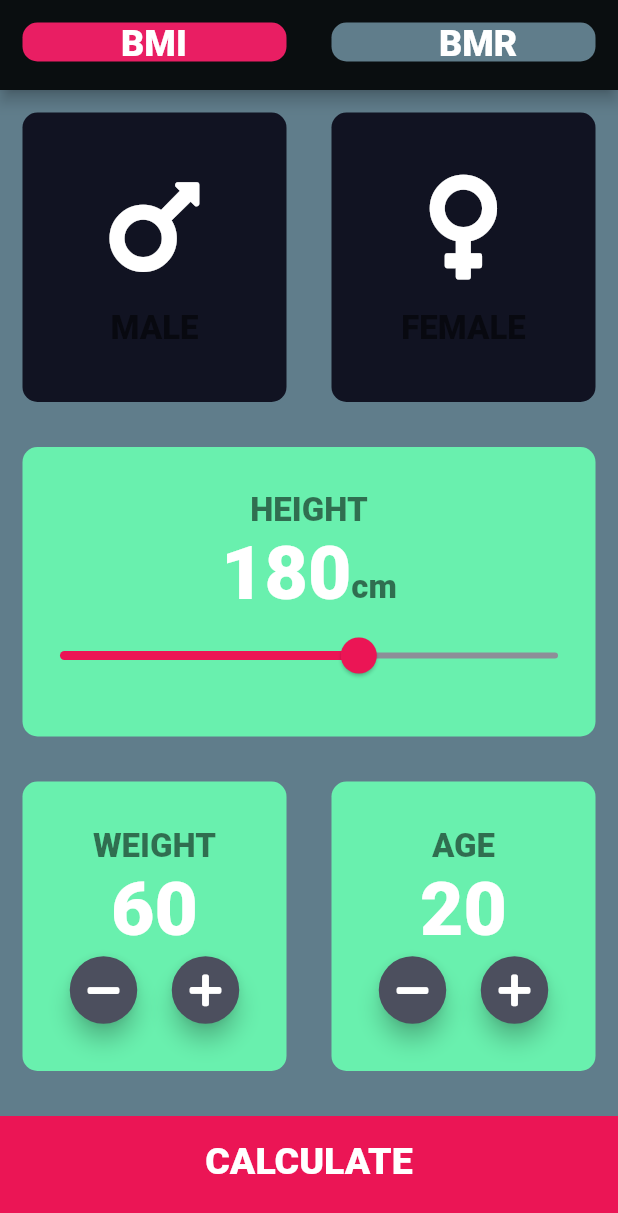
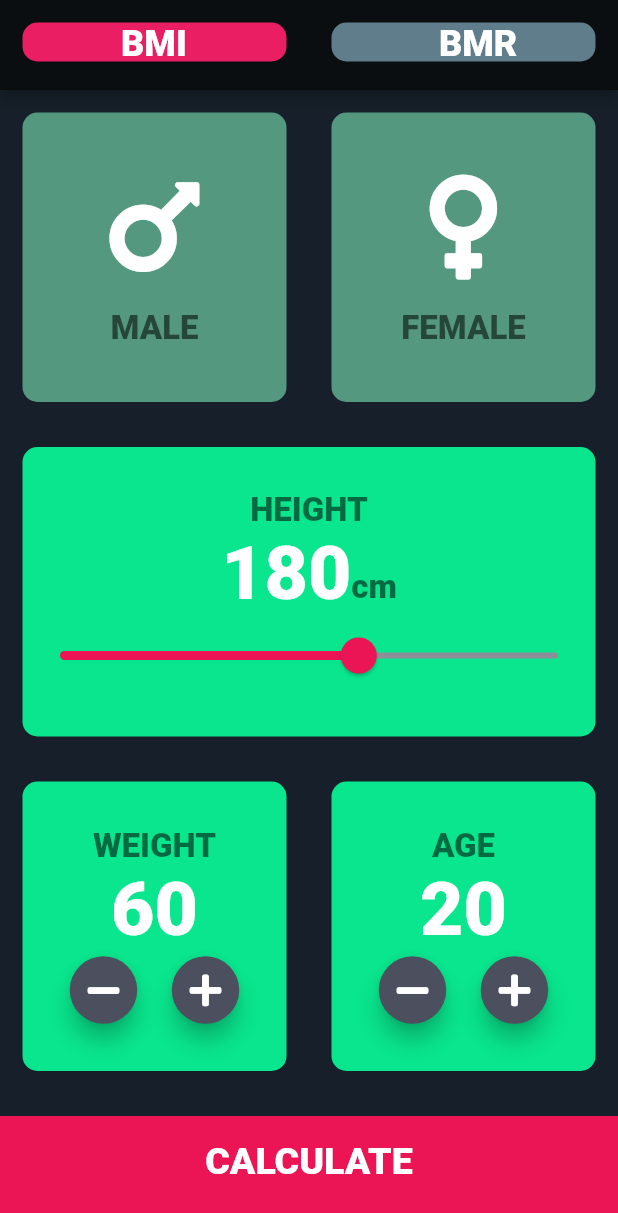
Before and after one commit to HItzz07/BMI-BMR-Calculator, a Flutter app: the screen it shows after launch, on a phone screen of 412 x 824 dp. Shown: the top 1213 px of the screen. Run offline on Flutter 3.47's test engine with Material 2 defaults, Android fonts, the phone set to English and light mode, and no system bars; our stand-ins replace font_awesome_flutter.

Commit message:
Made Some changes in main

```diff
--- a/lib/constants.dart
+++ b/lib/constants.dart
@@ -3,9 +3,10 @@ import 'package:flutter/material.dart';
 
 const kBottomContainerHeight = 80.0;
 //const kActiveCardColor = Color(0xFF1D1E33);
-const kActiveCardColor = Colors.greenAccent;
-const kInactiveCardColor = Color(0xFF111322);
-const kBottomContainerColor =Color(0xFFEB1555);
+const kActiveCardColor = Color(0xFF09E68D);
+// const kInactiveCardColor = Color(0xFF111312);
+const kInactiveCardColor = Color(0xDD5DAB8C);
+const kBottomContainerColor = Color(0xFFEB1555);
 
 //const kLabelTextStyle = TextStyle(fontSize: 18,color: Color(0xFF8D8E98),);
 const kLabelTextStyle = TextStyle(fontSize: 22,color: Colors.black54,fontWeight: FontWeight.w900);
--- a/lib/main.dart
+++ b/lib/main.dart
@@ -1,3 +1,5 @@
+
+
 import 'package:flutter/material.dart';
 import 'screens/input_page.dart';
 import 'screens/input_page_1.dart';
@@ -10,9 +12,9 @@ class BMICalculator extends StatelessWidget {
     return MaterialApp(
       theme:ThemeData.dark().copyWith(
 //          primaryColor: Color(0xFF0A0E10),
-          primaryColor: Color(0xFF0A0E10),
-//          scaffoldBackgroundColor: Color(0xFF0A0E10),
-            scaffoldBackgroundColor: Colors.blueGrey,
+        primaryColor: Color(0xFF0A0E10),
+         // scaffoldBackgroundColor: Color(0xFF0A0E10),
+        scaffoldBackgroundColor: Color(0xFF17202A),
 
       ),
       home: InputPage(),
--- a/lib/screens/bmrPage.dart
+++ b/lib/screens/bmrPage.dart
@@ -282,7 +282,7 @@ class _BMRPageState extends State<BMRPage> {
                   child:ReusableCard(
                     cardChild: DropdownButton<String>(
                       value: dropDownValue,
-                      hint: Text(' Select Your Choice          '),
+                      hint: Text(' Select Your Choice        '),
 //                  disabledHint:disabledHintData,
                       focusColor: Colors.green,
                       iconEnabledColor: Colors.greenAccent,
@@ -307,7 +307,7 @@ class _BMRPageState extends State<BMRPage> {
                         );
                       }).toList(),
                     ),
-                    colour: Colors.grey,
+                    colour: Color(0xFF444544),
                   ),
 
                 ),
```
Also changed, not shown: pubspec.lock.
